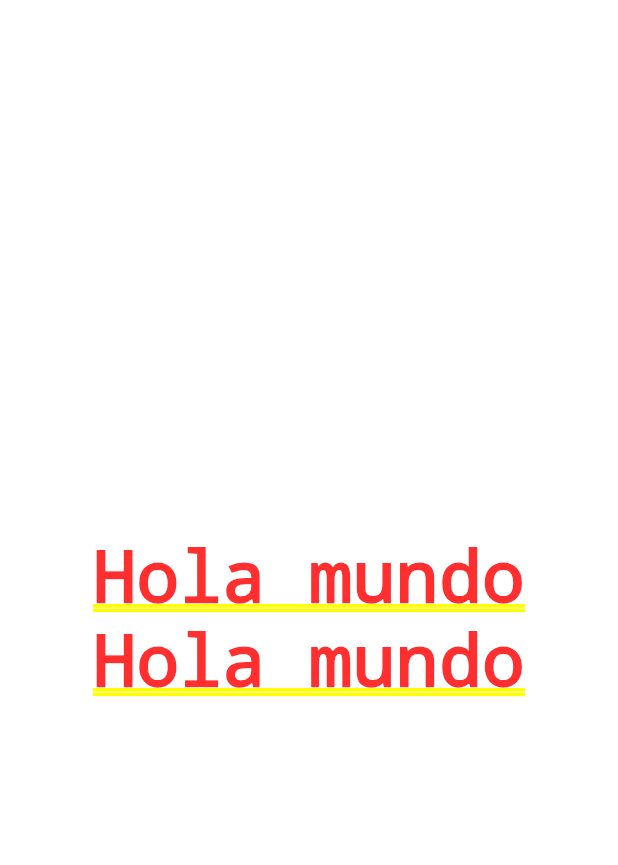
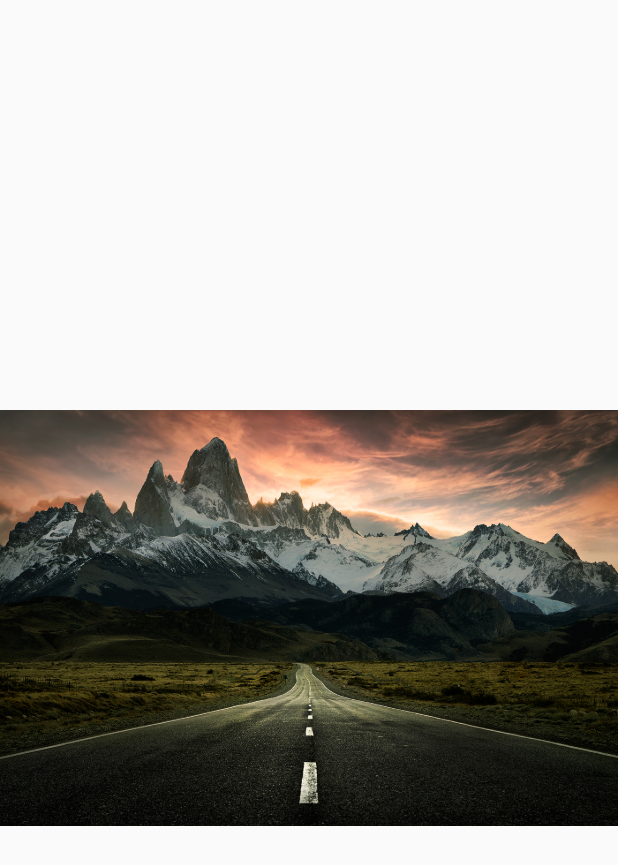
Before and after one commit to Gregoriomiqui/disenos, a Flutter app: the screen it shows after launch, on a phone screen of 412 x 824 dp. Shown: the top 865 px of the screen. Run offline on Flutter 3.47's test engine with Material 2 defaults, Android fonts, the phone set to English and light mode, and no system bars.

Commit message:
diseño parte 1

```diff
--- a/lib/main.dart
+++ b/lib/main.dart
@@ -1,4 +1,5 @@
 import 'package:flutter/material.dart';
+import 'package:disenos/screens/basic_disign.dart';
 
 void main() => runApp(MyApp());
 
@@ -8,24 +9,10 @@ class MyApp extends StatelessWidget {
     return MaterialApp(
       debugShowCheckedModeBanner: false,
       title: 'Material App',
-      home: BuildColumn()
+      initialRoute: 'basic_design',
+      routes:{
+        'basic_design' : ( _ ) => BasicDesignScreen()
+      }
     );
   }
 }
-
-class BuildColumn extends StatelessWidget {
-  const BuildColumn({
-    Key? key,
-  }) : super(key: key);
-
-  @override
-  Widget build(BuildContext context) {
-    return Column(
-      mainAxisAlignment: MainAxisAlignment.center,
-      children: [
-        Text('Hola mundo'),
-        Text('Hola mundo')
-      ],
-    );
-  }
-}
--- /dev/null
+++ b/lib/screens/basic_disign.dart
@@ -0,0 +1,14 @@
+import 'package:flutter/material.dart';
+
+
+class BasicDesignScreen extends StatelessWidget {
+
+  @override
+  Widget build(BuildContext context) {
+    return Scaffold(
+      body: Center(
+        child: Image(image: AssetImage('assets/landscape.jpg')),
+     ),
+   );
+  }
+}
--- a/pubspec.yaml
+++ b/pubspec.yaml
@@ -45,8 +45,8 @@ flutter:
   uses-material-design: true
 
   # To add assets to your application, add an assets section, like this:
-  # assets:
-  #   - images/a_dot_burr.jpeg
+  assets:
+    - assets/
   #   - images/a_dot_ham.jpeg
 
   # An image asset can refer to one or more resolution-specific "variants", see
```
Also changed, not shown: assets/landscape.jpg (added).
